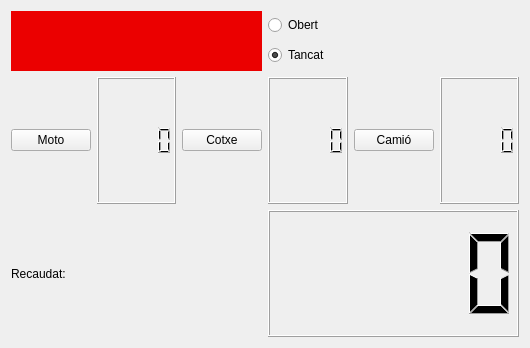
The window that customWidgetsqt/Ejercicio1/Form.ui (victorabellotorres/IDI) describes before a commit, drawn with Qt 5.
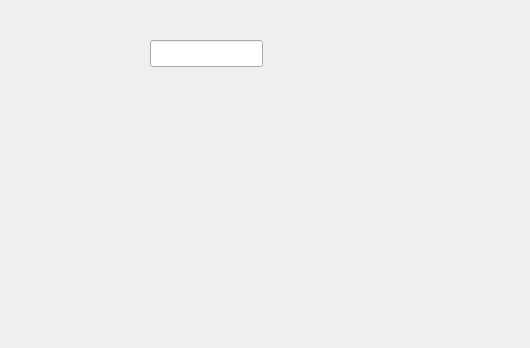
The same window after the commit. Custom widgets are drawn as their Qt base class.

Diff of the .ui file:
```diff
--- a/customWidgetsqt/Ejercicio1/Form.ui
+++ b/customWidgetsqt/Ejercicio1/Form.ui
@@ -13,144 +13,23 @@
   <property name="windowTitle">
    <string>Form</string>
   </property>
-  <layout class="QGridLayout" name="gridLayout">
-   <item row="0" column="0">
-    <layout class="QVBoxLayout" name="verticalLayout_2">
-     <item>
-      <layout class="QHBoxLayout" name="horizontalLayout_6">
-       <item>
-        <layout class="QHBoxLayout" name="horizontalLayout_5">
-         <item>
-          <widget class="MyLabel" name="label">
-           <property name="minimumSize">
-            <size>
-             <width>60</width>
-             <height>60</height>
-            </size>
-           </property>
-           <property name="styleSheet">
-            <string notr="true">background: rgb(235, 0, 0);
-</string>
-           </property>
-           <property name="text">
-            <string/>
-           </property>
-          </widget>
-         </item>
-        </layout>
-       </item>
-       <item>
-        <layout class="QVBoxLayout" name="verticalLayout">
-         <item>
-          <widget class="QRadioButton" name="radioButton">
-           <property name="text">
-            <string>Obert</string>
-           </property>
-          </widget>
-         </item>
-         <item>
-          <widget class="QRadioButton" name="radioButton_2">
-           <property name="enabled">
-            <bool>true</bool>
-           </property>
-           <property name="text">
-            <string>Tancat</string>
-           </property>
-           <property name="checked">
-            <bool>true</bool>
-           </property>
-          </widget>
-         </item>
-        </layout>
-       </item>
-      </layout>
-     </item>
-     <item>
-      <layout class="QHBoxLayout" name="horizontalLayout_4">
-       <item>
-        <layout class="QHBoxLayout" name="horizontalLayout">
-         <item>
-          <widget class="QPushButton" name="pushButton">
-           <property name="text">
-            <string>Moto</string>
-           </property>
-          </widget>
-         </item>
-         <item>
-          <widget class="QLCDNumber" name="lcdNumber"/>
-         </item>
-        </layout>
-       </item>
-       <item>
-        <layout class="QHBoxLayout" name="horizontalLayout_2">
-         <item>
-          <widget class="QPushButton" name="pushButton_2">
-           <property name="text">
-            <string>Cotxe</string>
-           </property>
-          </widget>
-         </item>
-         <item>
-          <widget class="QLCDNumber" name="lcdNumber_3"/>
-         </item>
-        </layout>
-       </item>
-       <item>
-        <layout class="QHBoxLayout" name="horizontalLayout_3">
-         <item>
-          <widget class="QPushButton" name="pushButton_3">
-           <property name="text">
-            <string>Camió</string>
-           </property>
-          </widget>
-         </item>
-         <item>
-          <widget class="QLCDNumber" name="lcdNumber_2"/>
-         </item>
-        </layout>
-       </item>
-      </layout>
-     </item>
-     <item>
-      <layout class="QHBoxLayout" name="horizontalLayout_7">
-       <item>
-        <widget class="QLabel" name="label_2">
-         <property name="text">
-          <string>Recaudat:</string>
-         </property>
-        </widget>
-       </item>
-       <item>
-        <widget class="QLCDNumber" name="lcdNumber_4">
-         <property name="minimumSize">
-          <size>
-           <width>190</width>
-           <height>90</height>
-          </size>
-         </property>
-        </widget>
-       </item>
-      </layout>
-     </item>
-    </layout>
-   </item>
-  </layout>
+  <widget class="QLineEdit" name="lineEdit">
+   <property name="geometry">
+    <rect>
+     <x>150</x>
+     <y>40</y>
+     <width>113</width>
+     <height>27</height>
+    </rect>
+   </property>
+   <property name="inputMask">
+    <string>&lt;AAAAAAAAAAAAAAAAAA</string>
+   </property>
+   <property name="text">
+    <string/>
+   </property>
+  </widget>
  </widget>
- <customwidgets>
-  <customwidget>
-   <class>MyLabel</class>
-   <extends>QLabel</extends>
-   <header>MyLabel.h</header>
-   <slots>
-    <signal>incrementarMoto(int)</signal>
-    <signal>incrementarCotxe(int)</signal>
-    <signal>incrementarCamio(int)</signal>
-    <signal>incrementarRecaudat(int)</signal>
-    <slot>passaVehicle()</slot>
-    <slot>actualitzarPorta()</slot>
-   </slots>
-  </customwidget>
- </customwidgets>
  <resources/>
  <connections>
   <connection>
```
Left out of the diff: 131 changed lines with no effect on the pictures.
